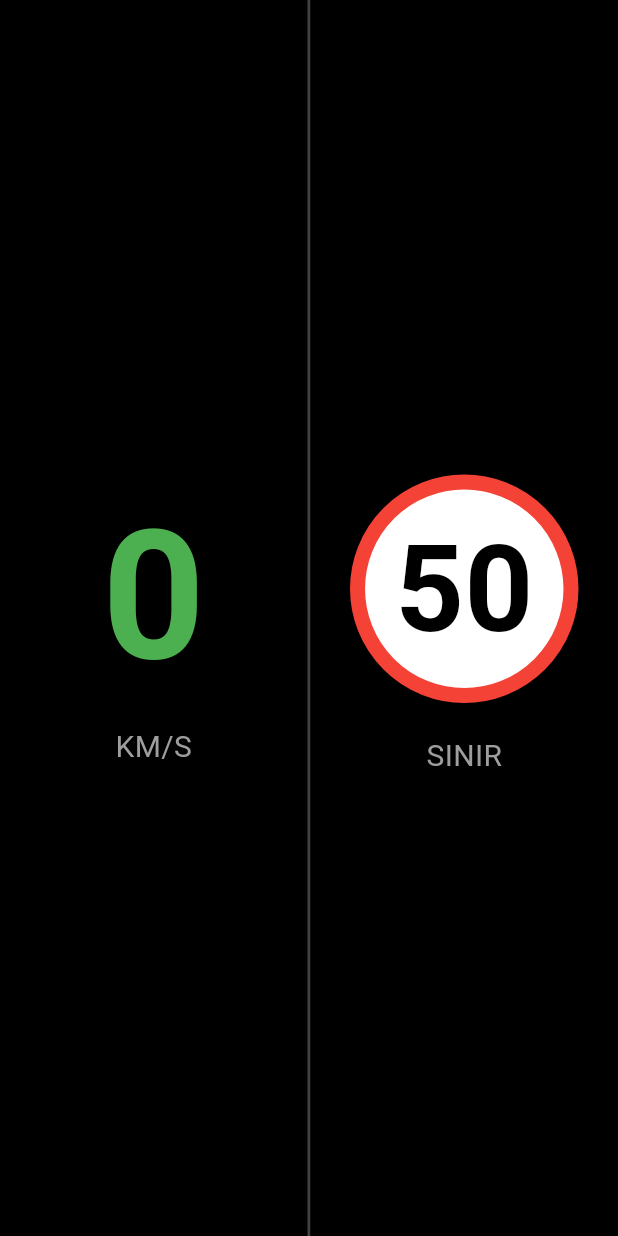
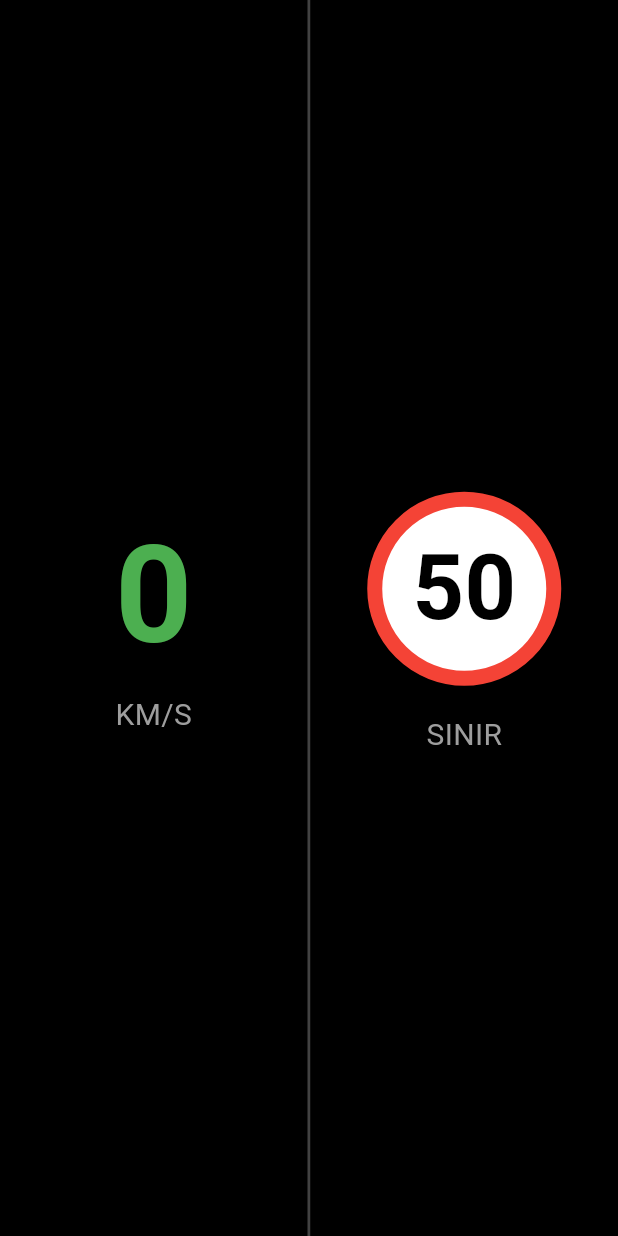
Before and after one commit to ogunkayacan1987-design/karabagoo, a Flutter app: the screen it shows after launch, on a phone screen of 412 x 824 dp. Run offline on Flutter 3.47's test engine with Material 3 defaults, Android fonts, the phone set to English and light mode, and no system bars; our stand-ins replace flutter_tts, geolocator, permission_handler, wakelock_plus.

Commit message:
fix: Overpass sorgusunu araç yollarıyla sınırla ve font boyutlarını küçült
- Overpass sorgusu artık sadece araç yollarını çekiyor (yaya/bisiklet yolları hariç)
- HTTP isteğine 10 saniye timeout eklendi (API takılmalarını önler)
- Anlık hız fontu 120 -> 90, limit fontu 80 -> 60 (3 haneli sayılar sığsın)

https://claude.ai/code/session_016LmuNG2PDoABWuPFCBzahe

```diff
--- a/lib/main.dart
+++ b/lib/main.dart
@@ -169,16 +169,16 @@ class _DashboardScreenState extends State<DashboardScreen> {
   }
 
   Future<void> _fetchSpeedLimit(double lat, double lon) async {
-    // Overpass API: tüm yolları çek (maxspeed olsun olmasın), highway etiketiyle birlikte
+    // Overpass API: sadece araç yollarını çek (yaya/bisiklet yolları hariç)
     final String query = """
-      [out:json];
-      way[highway](around:30,$lat,$lon);
+      [out:json][timeout:10];
+      way[highway~"^(motorway|motorway_link|trunk|trunk_link|primary|primary_link|secondary|secondary_link|tertiary|tertiary_link|unclassified|residential|living_street|service)\$"](around:30,$lat,$lon);
       out tags;
     """;
     final String url = "https://overpass-api.de/api/interpreter?data=${Uri.encodeComponent(query)}";
 
     try {
-      final response = await http.get(Uri.parse(url));
+      final response = await http.get(Uri.parse(url)).timeout(const Duration(seconds: 10));
       if (response.statusCode == 200) {
         final data = jsonDecode(response.body);
         if (data['elements'] != null && data['elements'].isNotEmpty) {
@@ -282,7 +282,7 @@ class _DashboardScreenState extends State<DashboardScreen> {
                   Text(
                     _currentSpeedKmH.toStringAsFixed(0),
                     style: TextStyle(
-                      fontSize: 120, // Huge font
+                      fontSize: 90,
                       fontWeight: FontWeight.bold,
                       color: textColor,
                     ),
@@ -315,7 +315,7 @@ class _DashboardScreenState extends State<DashboardScreen> {
                     child: Text(
                       _speedLimitKmH.toString(),
                       style: const TextStyle(
-                        fontSize: 80,
+                        fontSize: 60,
                         fontWeight: FontWeight.bold,
                         color: Colors.black,
                       ),
```
